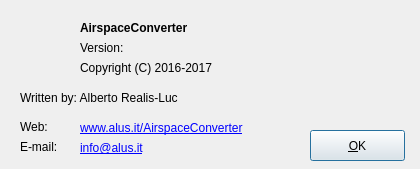
alus-it/AirspaceConverter, file AirspaceConverterQt/aboutdialog.ui: the form before one commit.
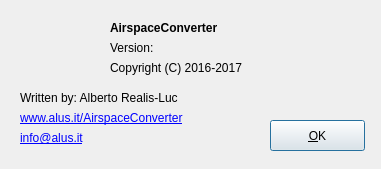
The form after the commit. Icons and pictures are not drawn.

Commit message: Added the icon also to the about dialog

Patch:
```diff
--- a/AirspaceConverterQt/aboutdialog.ui
+++ b/AirspaceConverterQt/aboutdialog.ui
@@ -6,7 +6,7 @@
    <rect>
     <x>0</x>
     <y>0</y>
-    <width>420</width>
+    <width>381</width>
     <height>169</height>
    </rect>
   </property>
@@ -18,13 +18,13 @@
   </property>
   <property name="minimumSize">
    <size>
-    <width>420</width>
+    <width>381</width>
     <height>169</height>
    </size>
   </property>
   <property name="maximumSize">
    <size>
-    <width>420</width>
+    <width>381</width>
     <height>169</height>
    </size>
   </property>
@@ -40,8 +40,8 @@
   <widget class="QPushButton" name="OKpushButton">
    <property name="geometry">
     <rect>
-     <x>310</x>
-     <y>130</y>
+     <x>270</x>
+     <y>120</y>
      <width>95</width>
      <height>31</height>
     </rect>
@@ -53,7 +53,7 @@
   <widget class="QLabel" name="label">
    <property name="geometry">
     <rect>
-     <x>80</x>
+     <x>110</x>
      <y>20</y>
      <width>161</width>
      <height>16</height>
@@ -72,7 +72,7 @@
   <widget class="QLabel" name="label_2">
    <property name="geometry">
     <rect>
-     <x>80</x>
+     <x>110</x>
      <y>40</y>
      <width>61</width>
      <height>16</height>
@@ -85,7 +85,7 @@
   <widget class="QLabel" name="label_3">
    <property name="geometry">
     <rect>
-     <x>80</x>
+     <x>110</x>
      <y>60</y>
      <width>221</width>
      <height>16</height>
@@ -108,23 +108,10 @@
     <string>Written by: Alberto Realis-Luc</string>
    </property>
   </widget>
-  <widget class="QLabel" name="label_5">
-   <property name="geometry">
-    <rect>
-     <x>20</x>
-     <y>120</y>
-     <width>47</width>
-     <height>13</height>
-    </rect>
-   </property>
-   <property name="text">
-    <string>Web:</string>
-   </property>
-  </widget>
   <widget class="QLabel" name="versionLabel">
    <property name="geometry">
     <rect>
-     <x>160</x>
+     <x>190</x>
      <y>40</y>
      <width>111</width>
      <height>16</height>
@@ -134,25 +121,12 @@
     <string/>
    </property>
   </widget>
-  <widget class="QLabel" name="label_6">
-   <property name="geometry">
-    <rect>
-     <x>20</x>
-     <y>140</y>
-     <width>47</width>
-     <height>13</height>
-    </rect>
-   </property>
-   <property name="text">
-    <string>E-mail:</string>
-   </property>
-  </widget>
   <widget class="QLabel" name="label_7">
    <property name="geometry">
     <rect>
-     <x>80</x>
-     <y>120</y>
-     <width>221</width>
+     <x>20</x>
+     <y>110</y>
+     <width>241</width>
      <height>16</height>
     </rect>
    </property>
@@ -172,9 +146,9 @@
   <widget class="QLabel" name="label_8">
    <property name="geometry">
     <rect>
-     <x>80</x>
-     <y>140</y>
-     <width>201</width>
+     <x>20</x>
+     <y>130</y>
+     <width>241</width>
      <height>16</height>
     </rect>
    </property>
@@ -191,6 +165,25 @@
     <set>Qt::TextBrowserInteraction</set>
    </property>
   </widget>
+  <widget class="QLabel" name="icon">
+   <property name="geometry">
+    <rect>
+     <x>20</x>
+     <y>20</y>
+     <width>64</width>
+     <height>64</height>
+    </rect>
+   </property>
+   <property name="text">
+    <string/>
+   </property>
+   <property name="pixmap">
+    <pixmap resource="resources.qrc">:/icons/airspaceconverter128.xpm</pixmap>
+   </property>
+   <property name="scaledContents">
+    <bool>true</bool>
+   </property>
+  </widget>
  </widget>
  <resources/>
  <connections>
```
Left out of the diff: 8 changed lines with no effect on the pictures. The commit also changes 1 other file.
